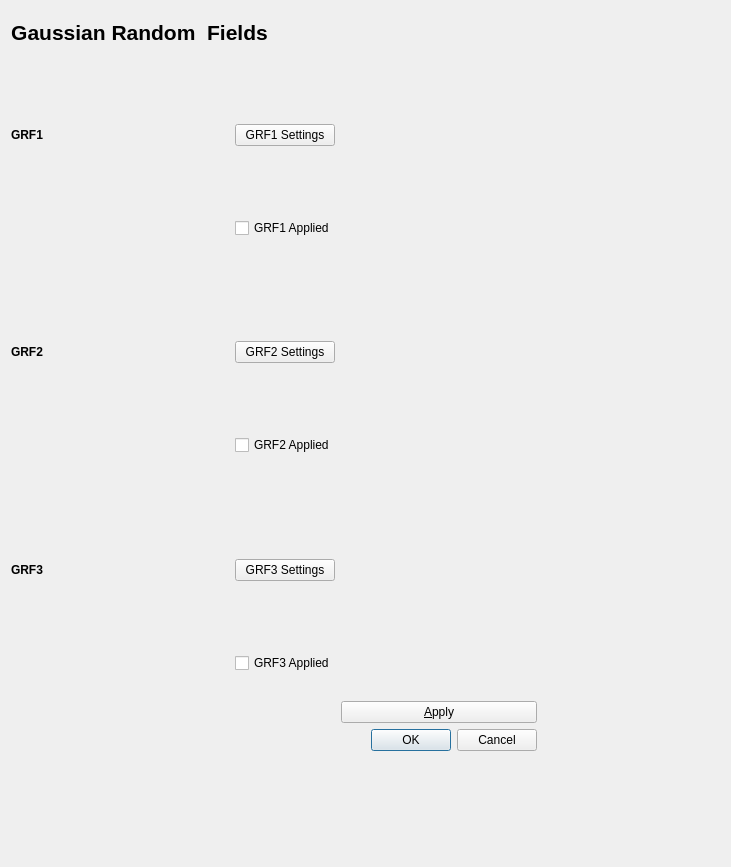
This is ui/Gaussian_menu.ui in equinor/APS-Facies as Qt 5 draws it before an edit. The edited form follows.
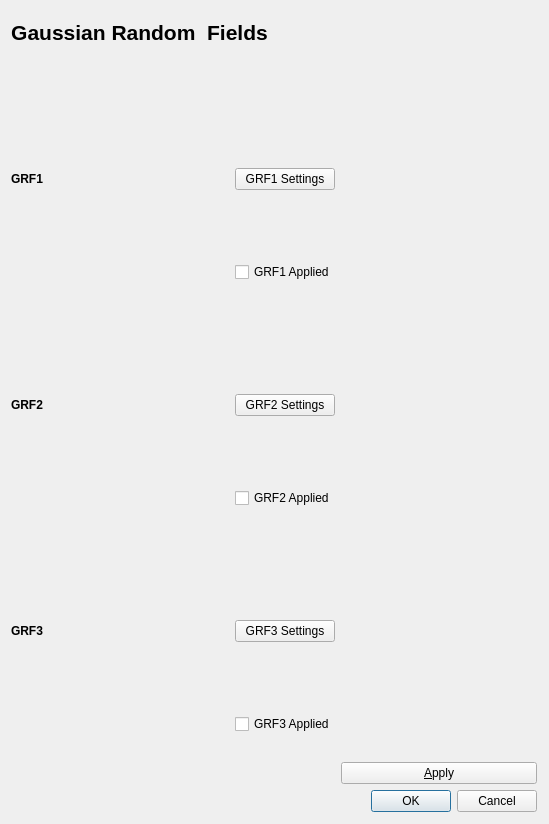
This is the edited form. Custom widgets are drawn as their Qt base class.

Commit message: feat: Change the window size to be more proportional

```diff
--- a/ui/Gaussian_menu.ui
+++ b/ui/Gaussian_menu.ui
@@ -6,8 +6,8 @@
    <rect>
     <x>0</x>
     <y>0</y>
-    <width>731</width>
-    <height>867</height>
+    <width>549</width>
+    <height>824</height>
    </rect>
   </property>
   <property name="windowTitle">
@@ -19,7 +19,7 @@
      <x>11</x>
      <y>20</y>
      <width>526</width>
-     <height>731</height>
+     <height>792</height>
     </rect>
    </property>
    <layout class="QFormLayout" name="formLayout">
```
